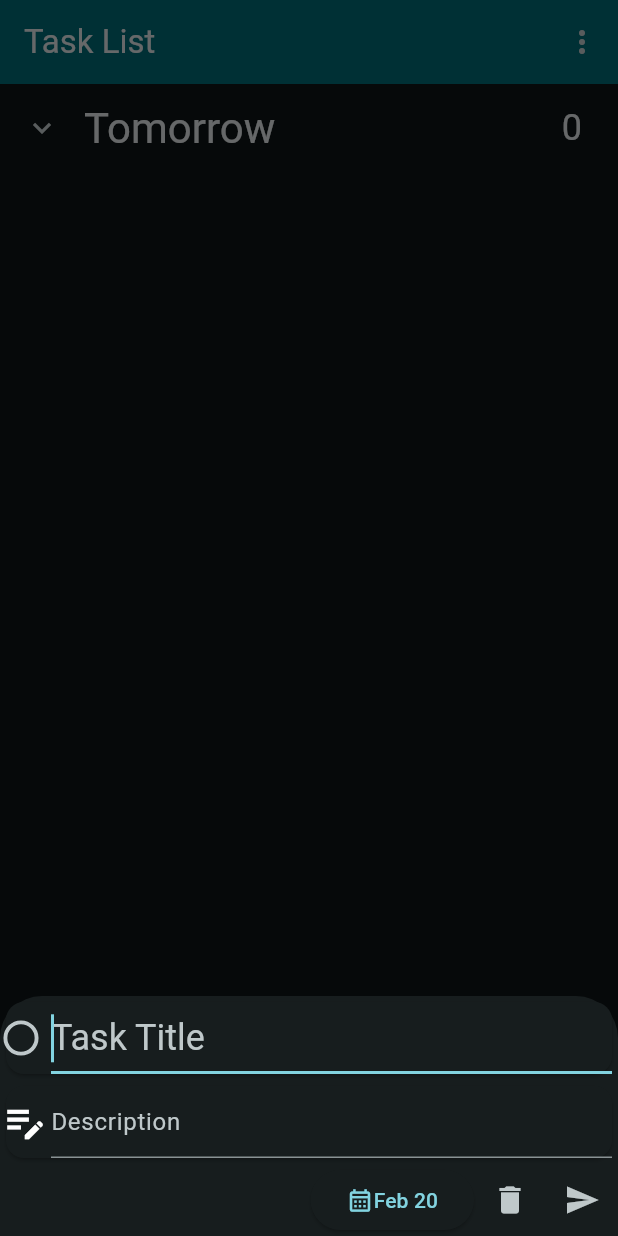
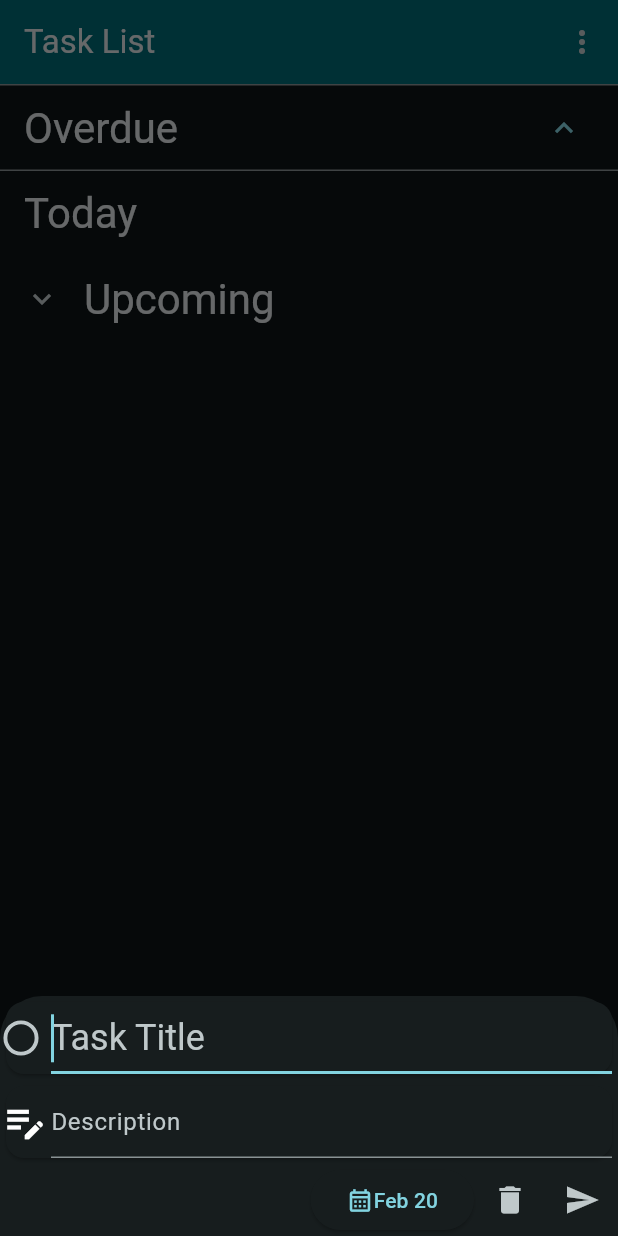
Before and after one commit to Cobeasta/Todo-List-App, a Flutter app: the screen it shows after launch, after a tap on the "add" icon, on a phone screen of 412 x 824 dp. Run offline on Flutter 3.47's test engine with Material 3 defaults, Android fonts, the phone set to English and light mode, and no system bars; our stand-ins replace floor, get_it, sqflite; accounts and stored records are empty; generated files the repository leaves out were written again.

Commit message:
task grouping and ordering

```diff
--- a/todo_list/lib/database/typeConverters/DateTimeConverter.dart
+++ b/todo_list/lib/database/typeConverters/DateTimeConverter.dart
@@ -10,12 +10,6 @@ class DateTimeConverter extends TypeConverter<DateTime, int> {
   @override
   int encode(DateTime value) {
     return value.millisecondsSinceEpoch;
-  }
-
-  static String formatDate(DateTime dateTime) {
-    String month = DateFormat.MMM().format(dateTime);
-    String day = DateFormat.d().format(dateTime);
-    return "$month $day";
   }
 
   static DateTime today() {
@@ -53,6 +47,12 @@ class OptionalDateTimeConverter extends TypeConverter<DateTime?, int?> {
   }
 }
 
+String formatDate(DateTime dateTime) {
+  String month = DateFormat.MMM().format(dateTime);
+  String day = DateFormat.d().format(dateTime);
+  return "$month $day";
+}
+
 String getWeekday(DateTime dateTime) {
   String dayStr;
   switch (dateTime.weekday) {
--- a/todo_list/lib/task/TaskModel.dart
+++ b/todo_list/lib/task/TaskModel.dart
@@ -74,10 +74,7 @@ class TaskModel {
   @override
   bool operator ==(Object other) {
     if (other is TaskModel) {
-      if (_id != null && other.id != null) {
         return _id == other.id;
-      }
-      return _title == other.title;
     }
     return false;
   }
--- a/todo_list/lib/task/editTask/EditTaskView.dart
+++ b/todo_list/lib/task/editTask/EditTaskView.dart
@@ -71,7 +71,7 @@ class EditTaskModalView extends State<EditTaskModal> {
             child: Row(
               children: [
                 const Icon(Icons.calendar_month_outlined),
-                Text(DateTimeConverter.formatDate(_viewmodel.deadline)),
+                Text(formatDate(_viewmodel.deadline)),
               ],
             )),
         IconButton(
--- a/todo_list/lib/task/taskList/TaskListVM.dart
+++ b/todo_list/lib/task/taskList/TaskListVM.dart
@@ -3,96 +3,35 @@ import 'dart:collection';
 import 'package:todo_list/database/typeConverters/DateTimeConverter.dart';
 import 'package:todo_list/task/taskList/TaskListBase.dart';
 import 'package:todo_list/task/TaskModel.dart';
+import 'package:collection/collection.dart';
+
+
 
 class TaskListVM extends TaskListVMBase {
   bool loading = false;
+  final List<TaskModel> _tasks = [];
 
-  static SplayTreeMap<DateTime, Set<TaskModel>> getTaskSet() {
-    return SplayTreeMap(compareDates);
-  }
-
-  static int compareDates(DateTime key1, DateTime key2) {
-    return int.parse("${key1.year}${key1.month}${key1.day}") -
-        int.parse("${key2.year}${key2.month}${key2.day}");
-  }
-
-  final SplayTreeMap<DateTime, Set<TaskModel>> _taskMap =
-      SplayTreeMap(compareDates);
 
   List<TaskModel> getOverdue() {
-    DateTime tod = DateTimeConverter.today();
-    int todInt = int.parse("${tod.year}${tod.month}${tod.day}");
-    List<TaskModel> tasks = [];
-    // add all tasks with due dates before today to return
-    tasks.addAll(_taskMap.entries
-        .where((element) =>
-            int.parse(
-                    "${element.key.year}${element.key.month}${element.key.day}") -
-                todInt <
-            0)
-        .expand((element) => element.value)
-        .where((element) => !element.isComplete));
-
-    return tasks;
-  }
-
-  List<TaskModel> getByDay(DateTime day) {
-    // add all tasks with due dates  after today
-    List<TaskModel> mapResult = _taskMap.entries
-        .where((element) =>
-            element.key.year == day.year &&
-            element.key.month == day.month &&
-            element.key.day == day.day)
-        .expand((element) => element.value)
-        .toList();
-    return mapResult;
-  }
-
-  SplayTreeMap<DateTime, Set<TaskModel>> getUpcoming() {
-    DateTime now = DateTime.now();
-    DateTime tom = DateTime(now.year, now.month, now.day + 1);
-
-    SplayTreeMap<DateTime, Set<TaskModel>> upcoming = getTaskSet();
-    // add all tasks with due dates  after today
-    _taskMap.entries
-        .where((element) => element.key.isAfter(tom))
-        .forEach((element) {
-      if (upcoming[element.key] == null) {
-        upcoming[element.key] = <TaskModel>{};
-      }
-      upcoming[element.key]!.addAll(element.value.where((e) => !e.isComplete));
-    });
-    return upcoming;
+    // overdue tasks must not be complete
+    return _tasks.where((e) => e.overdue && !e.isComplete).toSet().toList();
   }
 
   Set<TaskModel> getCompleted() {
     Set<TaskModel> completed = <TaskModel>{};
-    for (var element in _taskMap.entries) {
-      List<TaskModel> compl = element.value.where((e) => e.isComplete).toList();
-      completed.addAll(compl);
-    }
-    return completed;
+    return _tasks.where((e) => e.isComplete).toSet();
   }
 
   @override
   void addTask(TaskModel model) {
     // initialize map list for deadline if null
-    if (_taskMap[model.deadline] == null) {
-      _taskMap[model.deadline] = <TaskModel>{};
-    }
-    _taskMap[model.deadline]!.add(model);
+    _tasks.add(model);
     notifyListeners();
   }
 
   void addTasks(List<TaskModel> models) {
-    for (var model in models) {
-      if (_taskMap[model.deadline] == null) {
-        _taskMap[model.deadline] = <TaskModel>{};
-      }
-      _taskMap[model.deadline]!.add(model);
-    }
+    _tasks.addAll(models);
     // initialize map list for deadline if null
-
     notifyListeners();
   }
 
@@ -110,7 +49,6 @@ class TaskListVM extends TaskListVMBase {
     notifyListeners();
   }
 
-
   void getAllTasks() async {
     if (!super.initialized) {
       init(getAllTasks);
@@ -118,10 +56,9 @@ class TaskListVM extends TaskListVMBase {
     }
     loading = true;
     notifyListeners();
-    _taskMap.forEach((key, value) => value.clear());
-    _taskMap.clear();
+    _tasks.clear();
     List<TaskModel> tasks = await super.repository.listTasks();
-    addTasks(tasks);
+    _tasks.addAll(tasks);
     loading = false;
     notifyListeners();
   }
@@ -134,36 +71,49 @@ class TaskListVM extends TaskListVMBase {
     if (!initialized) {
       init(() => removeTask(model));
     }
-    if (_taskMap[model.deadline] != null) {
-      _taskMap[model.deadline]!
-          .removeWhere((element) => element.id == model.id);
-    }
+    _tasks.removeWhere((element) => element.id == model.id);
   }
 
   void deleteCompletedTasks() {
     List<TaskModel> toRemove = [];
+    toRemove.addAll(_tasks.where((element) => element.isComplete));
+    _tasks.removeWhere((element) => toRemove.contains(element));
 
-    _taskMap.forEach((key, value) {
-      toRemove.addAll(value.where((element) => element.isComplete));
-      value.removeWhere((element) => element.isComplete);
-    });
     for (var element in toRemove) {
       repository.deleteTask(element.id);
     }
     notifyListeners();
   }
 
-  SplayTreeMap<DateTime, Set<TaskModel>> getAfter(DateTime start) {
-    SplayTreeMap<DateTime, Set<TaskModel>> tasksAfterDate = getTaskSet();
-    _taskMap.keys
-        .where((element) =>
-            element.isAfter(start) || element.isAtSameMomentAs(start))
-        .forEach((date) {
-          if(_taskMap[date]!.isNotEmpty) {
-            tasksAfterDate[date] = _taskMap[date]!;
-          }
+  SplayTreeMap<DateTime, List<TaskModel>> getTasksGroupedByDate(
+      {bool includeOverdue = false,
+      bool includeCompleted = false,
+      DateTime? start}) {
 
-    });
-    return tasksAfterDate;
+    SplayTreeMap<DateTime, List<TaskModel>> groupedTasks = SplayTreeMap(compareDates);
+
+    Set<TaskModel> filtered = _tasks.where((e) {
+      return (!e.overdue || includeOverdue) &&
+          (!e.isComplete || includeCompleted) &&
+          (start != null && e.deadline.isAfter(start) || start == null);
+    }).toSet();
+    for (var element in filtered) {
+      DateTime date = DateTime(
+          element.deadline.year, element.deadline.month, element.deadline.day);
+      if (groupedTasks[date] == null) {
+        groupedTasks[date] = [];
+      }
+      groupedTasks[date]!.add(element);
+    }
+    return groupedTasks;
+  }
+
+  List<TaskModel> getTasksByDay(DateTime day) {
+    return _tasks.where((element) => compareDates(element.deadline, day) == 0).toList();
   }
 }
+
+int compareDates(DateTime key1, DateTime key2) {
+  return int.parse("${key1.year}${key1.month}${key1.day}") -
+      int.parse("${key2.year}${key2.month}${key2.day}");
+}
--- a/todo_list/lib/task/taskList/TaskListView.dart
+++ b/todo_list/lib/task/taskList/TaskListView.dart
@@ -68,109 +68,103 @@ class TaskListView extends State<TaskList> {
               builder: (context, tlvm, child) {
                 return ListView(
                   children: [
-                    buildOverdueTasks(context),
+                    buildOverdue(context),
                     buildToday(context),
-                    buildTomorrow(context),
-                    ...buildUpcoming(context),
-                    buildCompleted(context)
+                    buildUpcoming(context),
                   ],
                 );
               },
             )));
   }
+
   // Build floating action button
   Widget buildFAB(BuildContext context) {
     return FloatingActionButton(
-      onPressed: () {
-        openEditTaskModal(TaskModel.createEmpty(), _vm, context).then(
-          (value) {
-            value ?? _vm.addTask(value);
-            _vm.render();
-          },
-        );
-      },
+      onPressed: onAddTaskButton,
       child: const Icon(Icons.add),
     );
   }
 
-  // building sub-lists
-  Widget buildOverdueTasks(BuildContext context) {
-    // get overdue tasks
+  Widget buildOverdue(BuildContext context) {
     List<TaskModel> tasks = _vm.getOverdue();
-    if (tasks.isEmpty) {
-      return const SizedBox.shrink();
-    }
-    return buildExpansionTile(context, "Overdue", tasks,
-        initiallyExpanded: true);
+    return ExpansionTile(
+      title: Text(
+        "Overdue",
+        style: Theme.of(context).textTheme.headlineMedium,
+      ),
+      initiallyExpanded: true,
+      children: [
+        ...tasks.map((e) => TaskListItemWidget(e, _vm))
+      ],);
   }
   Widget buildToday(BuildContext context) {
-    // get tasks due today,then build a widget for the expandable list
-    List<TaskModel> tasks = _vm.getByDay(DateTimeConverter.today());
-    if (tasks.isEmpty) {
-      return const SizedBox.shrink();
-    }
-    return buildExpansionTile(context, "Today", tasks, initiallyExpanded: true);
+    List<TaskModel> tasks = _vm.getTasksByDay(DateTimeConverter.today());
+    return ListView(
+      shrinkWrap: true,
+      physics:  const ClampingScrollPhysics(),
+    children: [
+      ListTile(title: Text(
+        "Today",
+        style: Theme.of(context).textTheme.headlineMedium,
+      )),
+      ...tasks.map((e) => TaskListItemWidget(e, _vm))
+    ],);
   }
-  Widget buildTomorrow(BuildContext context) {
-    final tod = DateTimeConverter.today();
-    List<TaskModel> tasks =
-        _vm.getByDay(DateTime(tod.year, tod.month, tod.day + 1));
-    return buildExpansionTile(context, "Tomorrow", tasks);
-  }
-  List<Widget> buildUpcoming(BuildContext context) {
-    List<Widget> upcoming = [];
-    // constants
-    final tod = DateTimeConverter.today();
-    final start = DateTime(tod.year, tod.month, tod.day + 2); // start in 2 days
-    SplayTreeMap<DateTime, Set<TaskModel>> tasks = _vm.getAfter(start);
-
-    for (var key in tasks.keys) {
-      if(tasks[key] != null && tasks[key]!.isEmpty) {
-        continue;
-      }
-      String date = DateTimeConverter.formatDate(key);
-      String day = getWeekday(key);
-      upcoming.add(buildExpansionTile(context, "$day $date", tasks[key]!));
-      if (upcoming.isEmpty) {
-        if (tasks.isEmpty) {
-          return [const SizedBox.shrink()];
-        }
-      }
-    }
-    return upcoming;
-  }
-  Widget buildCompleted(BuildContext context) {
-    List<TaskModel> completed = _vm.getCompleted().toList();
-    if (completed.isEmpty) {
-      return const SizedBox.shrink();
-    }
-    return buildExpansionTile(context, "Completed", [...completed]);
+  Widget buildUpcoming(BuildContext context) {
+    SplayTreeMap<DateTime, List<TaskModel>> tasks = _vm.getTasksGroupedByDate();
+    return ExpansionTile(
+        title: Text(
+          "Upcoming",
+          style: Theme.of(context).textTheme.headlineMedium,
+        ),
+        controlAffinity: ListTileControlAffinity.leading,
+        initiallyExpanded: false,
+        children: [
+          ...tasks.keys.map((e) {
+            DateTime date = e;
+            List<TaskModel> tasksByDate = tasks[e]!;
+            String title;
+            int dayComp = compareDates(date, DateTimeConverter.today());
+            switch (dayComp) {
+              case 0:
+                title = "Today";
+                break;
+              case 1:
+                title = "Tomorrow";
+                break;
+              default:
+                title = "${formatDate(date)} ${getWeekday(date)}";
+                break;
+            }
+            return Column(children: [
+              ListTile(
+                title: Text(
+                  title,
+                  style: Theme.of(context).textTheme.headlineSmall,
+                )
+              ),
+              ListView(
+                shrinkWrap: true,
+                physics:  const ClampingScrollPhysics(),
+                children: [
+                  ...tasks[e]!.map((e) => TaskListItemWidget(e, _vm))
+                ],
+              )
+            ]);
+          })
+        ]);
   }
 
-
-// reused widget building patterns
-  Widget buildHeader(String name, BuildContext context) {
-    return Text(
-      name,
-      style: Theme.of(context).textTheme.headlineMedium,
-    );
-  }
-  Widget buildExpansionTile(
-      BuildContext context, String title, Iterable<TaskModel> tasks,
-      {initiallyExpanded = false}) {
-    return ExpansionTile(
-      title: buildHeader(title, context),
-      controlAffinity: ListTileControlAffinity.leading,
-      initiallyExpanded: initiallyExpanded,
-      trailing: Text(
-        "${tasks.length}",
-        style: Theme.of(context).textTheme.headlineSmall,
-      ),
-      children: [
-        ...tasks.map(
-          (e) => TaskListItemWidget(e, _vm),
-        )
-      ],
+  void onAddTaskButton({DateTime? day}) {
+    TaskModel task = TaskModel.createEmpty();
+    if (day != null) {
+      task.updateDeadline(day);
+    }
+    openEditTaskModal(task, _vm, context).then(
+      (value) {
+        value ?? _vm.addTask(value);
+        _vm.render();
+      },
     );
   }
 }
--- a/todo_list/lib/task/taskList/taskListItem/TaskListItemView.dart
+++ b/todo_list/lib/task/taskList/taskListItem/TaskListItemView.dart
@@ -32,7 +32,7 @@ class TaskItemView extends State<TaskListItemWidget> {
       children: [
         const Icon(Icons.calendar_month_outlined),
         Text(
-          DateTimeConverter.formatDate(_vm.deadline),
+          formatDate(_vm.deadline),
           style: Theme.of(context).textTheme.bodyMedium,
         )
       ],
```
